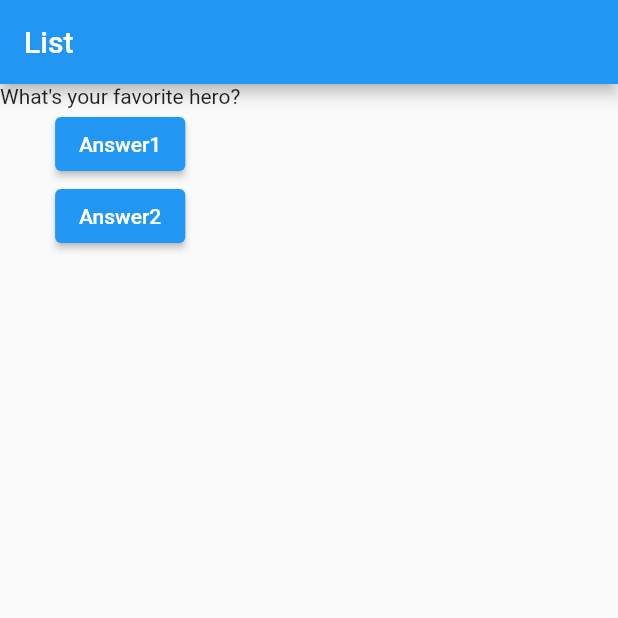
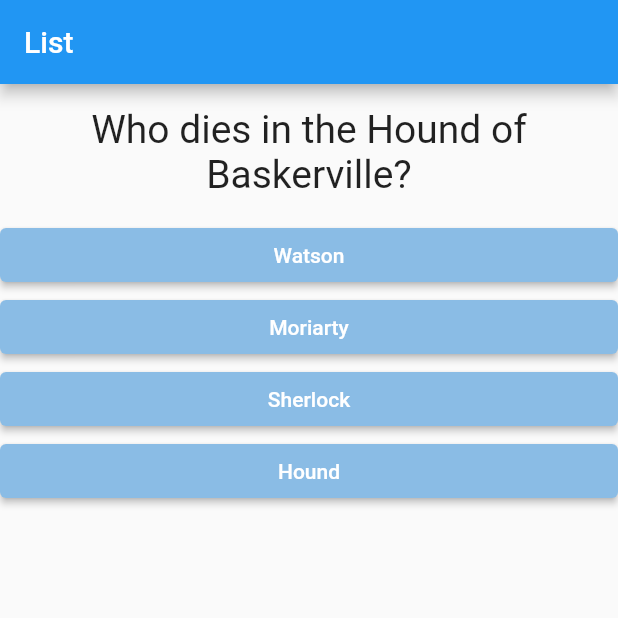
Before and after one commit to Pritam-deb/todo, a Flutter app: the screen it shows after launch, on a phone screen of 412 x 824 dp, the top half of it. Run offline on Flutter 3.47's test engine with Material 2 defaults, Android fonts, the phone set to English and light mode, and no system bars.

Commit message:
answer button now takes value from a map and so does questions

```diff
--- /dev/null
+++ b/lib/answer.dart
@@ -0,0 +1,21 @@
+import 'package:flutter/material.dart';
+
+class Answer extends StatelessWidget {
+  final VoidCallback selectHandler;
+  final String answerText;
+  Answer(this.selectHandler, this.answerText);
+  @override
+  Widget build(BuildContext context) {
+    return Container(
+      width: double.infinity,
+      child: ElevatedButton(
+        style: ElevatedButton.styleFrom(
+          onPrimary: Color.fromARGB(255, 255, 255, 255),
+          primary: Color.fromARGB(255, 138, 188, 229),
+        ),
+        onPressed: selectHandler,
+        child: Text(answerText),
+      ),
+    );
+  }
+}
--- a/lib/main.dart
+++ b/lib/main.dart
@@ -1,5 +1,8 @@
 import 'package:flutter/material.dart';
 // import 'package:google_fonts/google_fonts.dart';
+
+import './questions.dart';
+import './answer.dart';
 
 void main() {
   runApp(MyFirstApp());
@@ -22,11 +25,27 @@ class _MyFirstAppState extends State<MyFirstApp> {
 
   @override
   Widget build(BuildContext context) {
-    List<String> questions = [
-      'What\'s your favorite hero?',
-      'What\'s your favourite anime?',
-      'Question 3',
-      'Question 4',
+    var questions = [
+      {
+        'questionText': 'Who dies in the Hound of Baskerville?',
+        'answers': ['Watson', 'Moriarty', 'Sherlock', 'Hound'],
+      },
+      {
+        'questionText': 'Who wrote the book Wuthering Heights?',
+        'answers': ['Harper Lee', 'Emily Bronte'],
+      },
+      {
+        'questionText': 'The Hitchhiker\'s Guide to the _________',
+        'answers': ['Universe', 'Galaxy', 'Planet'],
+      },
+      {
+        'questionText': 'Who is sus?',
+        'answers': ['Killer', 'Imposter', 'You'],
+      },
+      {
+        'questionText': 'Who dies in the Hound of Baskerville?',
+        'answers': ['Watson', 'Moriarty', 'Sherlock'],
+      },
     ];
     return MaterialApp(
       home: Scaffold(
@@ -34,42 +53,12 @@ class _MyFirstAppState extends State<MyFirstApp> {
           title: Text("List"),
         ),
         body: Column(children: [
-          Text(questions[_questionINdex]),
-          ElevatedButton(
-            onPressed: _answerQuestion,
-            child: Text('Answer1'),
-          ),
-          ElevatedButton(
-            onPressed: _answerQuestion,
-            child: Text('Answer2'),
-          ),
+          Question(questions[_questionINdex]['questionText'] as String),
+          ...(questions[_questionINdex]['answers'] as List<String>).map((ans) {
+            return Answer(_answerQuestion, ans);
+          }).toList()
         ]),
       ),
     ); //this is a widget which is a combination of all the widgets you are gonna make, and this is gonna be returned by build method
   }
 }
-
-// class Todo extends StatelessWidget {
-//   @override
-//   Widget build(BuildContext context) {
-//     return MaterialApp(
-//         theme: ThemeData(
-//           textTheme: GoogleFonts.nunitoSansTextTheme(
-//             Theme.of(context).textTheme,
-//           ),
-//         ),
-//         home: Scaffold(
-//           appBar: AppBar(
-//             title: Text("Counting App"),
-//           ),
-//           body: Container(
-//             child: Center(
-//               child: Text(
-//                 "hello world!!!!",
-//                 style: TextStyle(fontSize: 50.0),
-//               ),
-//             ),
-//           ),
-//         ));
-//   }
-// }
--- /dev/null
+++ b/lib/questions.dart
@@ -0,0 +1,18 @@
+import 'package:flutter/material.dart';
+
+class Question extends StatelessWidget {
+  final String questionText;
+  Question(this.questionText);
+  @override
+  Widget build(BuildContext context) {
+    return Container(
+      width: double.infinity,
+      margin: EdgeInsets.all(15),
+      child: Text(
+        questionText,
+        style: TextStyle(fontSize: 26),
+        textAlign: TextAlign.center,
+      ),
+    );
+  }
+}
```
